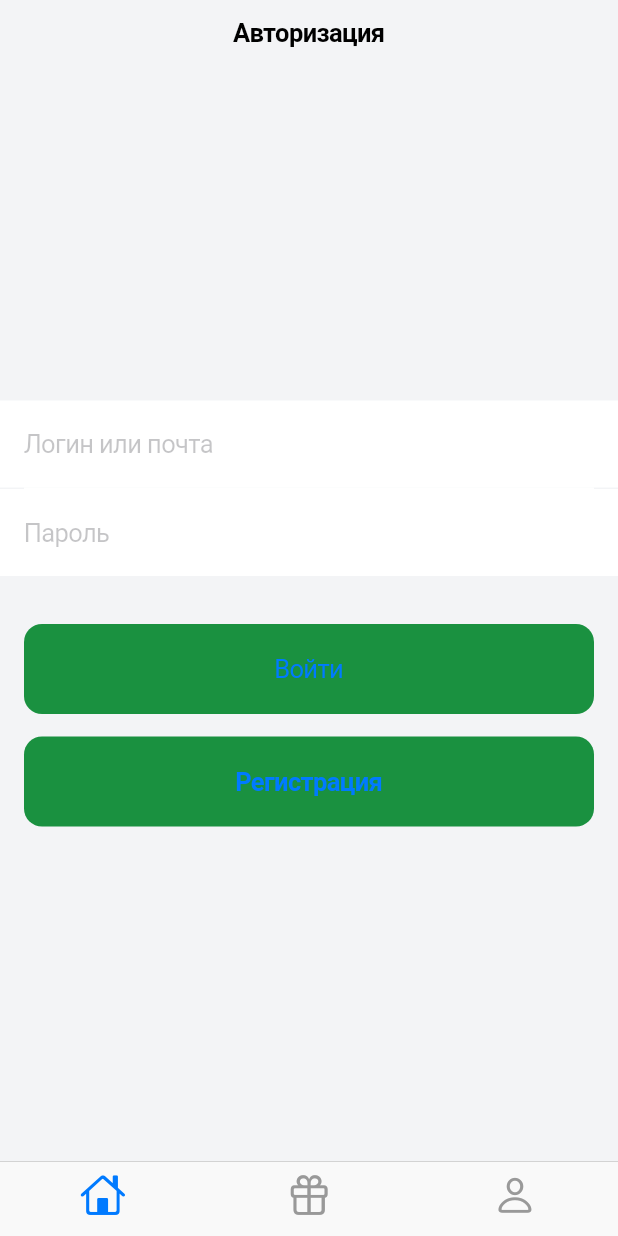
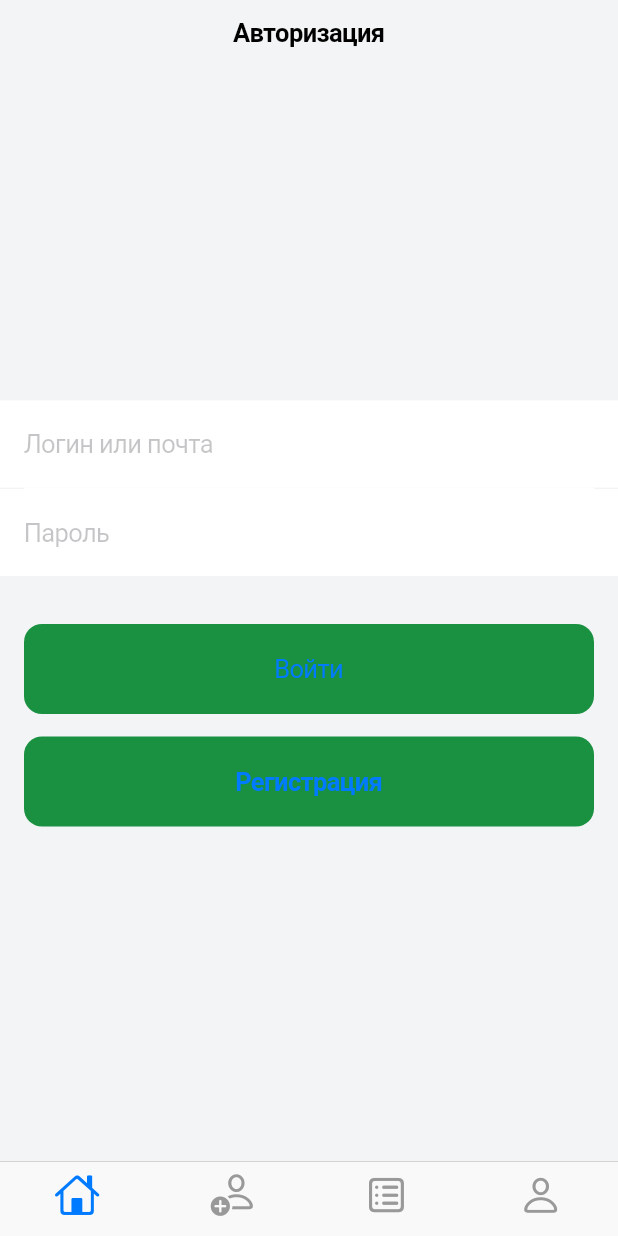
Before and after one commit to abaydevios/first_app_flutter, a Flutter app: the MainScreen screen opened directly, on a phone screen of 412 x 824 dp. Run offline on Flutter 3.47's test engine with Material 2 defaults, Android fonts, the phone set to English and light mode, and no system bars.

Commit message:
listCommit

```diff
--- a/lib/main.dart
+++ b/lib/main.dart
@@ -4,8 +4,8 @@ import 'package:first_app_flutter/scr/common/color_constraints.dart';
 import 'package:first_app_flutter/scr/routes/router.dart';
 import 'package:flutter/cupertino.dart';
 import 'package:flutter/material.dart';
-import 'scr/screens/auth/auth_screen.dart';
-import 'scr/screens/profil/profil.dart';
+import 'scr/screens/main_screen/main_screen.dart';
+
 
 
 
@@ -23,7 +23,7 @@ class MyApp extends StatelessWidget {
       theme: CupertinoThemeData(scaffoldBackgroundColor: AppColors.scaffoldBackground),
       debugShowCheckedModeBanner: false,
       onGenerateRoute: AppRouter.generateRoute,
-      home: ProfilScreen(),
+      home: MainScreen(),
     );
   }
 }
--- a/lib/scr/screens/auth/auth_screen.dart
+++ b/lib/scr/screens/auth/auth_screen.dart
@@ -60,7 +60,7 @@ class AuthScreen extends StatelessWidget {
 class CustomTextFieldPassAuth extends StatelessWidget {
   const CustomTextFieldPassAuth({
     Key? key,
-    this.placeholder = 'Введите'
+    this.placeholder = 'Пароль'
   }) : super(key: key);
 
   final String placeholder;
@@ -71,13 +71,15 @@ class CustomTextFieldPassAuth extends StatelessWidget {
         decoration: BoxDecoration(
           color: CupertinoColors.white,
         ),
-        placeholder: 'Пароль',
+        placeholder: placeholder,
         padding: const EdgeInsets.symmetric(vertical: 19, horizontal: 16));
   }
 }
 
 class CustomTextFieldLogin extends StatelessWidget {
-  const CustomTextFieldLogin({Key? key, this.placeholder = 'Введите'})
+  const CustomTextFieldLogin({
+    Key? key,
+    this.placeholder = 'Логин или почта'})
       : super(key: key);
 
   final String placeholder;
@@ -85,7 +87,7 @@ class CustomTextFieldLogin extends StatelessWidget {
   @override
   Widget build(BuildContext context) {
     return CupertinoTextField(
-      placeholder: 'Логин или почта',
+      placeholder: placeholder,
       decoration: BoxDecoration(color: CupertinoColors.white),
       padding: const EdgeInsets.symmetric(vertical: 19, horizontal: 16),
     );
--- a/lib/scr/screens/main_screen/main_screen.dart
+++ b/lib/scr/screens/main_screen/main_screen.dart
@@ -1,6 +1,11 @@
+// ignore_for_file: prefer_const_constructors, prefer_const_literals_to_create_immutables
+
 import 'package:first_app_flutter/scr/screens/auth/auth_screen.dart';
+import 'package:first_app_flutter/scr/screens/profil/profil.dart';
 import 'package:first_app_flutter/scr/screens/register_screen/register_widget.dart';
 import 'package:flutter/cupertino.dart';
+
+import '../list/list.dart';
 
 
 class MainScreen extends StatelessWidget {
@@ -12,7 +17,8 @@ class MainScreen extends StatelessWidget {
       tabBar: CupertinoTabBar(
         items: [
           BottomNavigationBarItem(icon: Icon(CupertinoIcons.home)),
-          BottomNavigationBarItem(icon: Icon(CupertinoIcons.gift)),
+          BottomNavigationBarItem(icon: Icon(CupertinoIcons.person_add)),
+          BottomNavigationBarItem(icon: Icon(CupertinoIcons.square_list)),
           BottomNavigationBarItem(icon: Icon(CupertinoIcons.person)),
         ],
       ),
@@ -25,9 +31,9 @@ class MainScreen extends StatelessWidget {
               case 1:
                 return RegisterScreen();
               case 2:
-                return AuthScreen();
+                return ListScreen();
               case 3:
-                return RegisterScreen();
+                return ProfilScreen();
 
               default:
                 return RegisterScreen();
--- a/pubspec.yaml
+++ b/pubspec.yaml
@@ -58,9 +58,9 @@ flutter:
   uses-material-design: true
 
   # To add assets to your application, add an assets section, like this:
-  # assets:
-  #   - images/a_dot_burr.jpeg
-  #   - images/a_dot_ham.jpeg
+  assets:
+     - images/
+
 
   # An image asset can refer to one or more resolution-specific "variants", see
   # https://flutter.dev/assets-and-images/#resolution-aware
```
Also changed, not shown: lib/scr/images/images.dart (added, +9 -0 lines), lib/scr/screens/list/list.dart (added, +88 -0 lines), lib/scr/screens/profil/profil.dart (+0 -22 lines), images/dost.png (added), images/esen.png (added), images/mega.png (added), images/silk.png (added), 2 other files.
